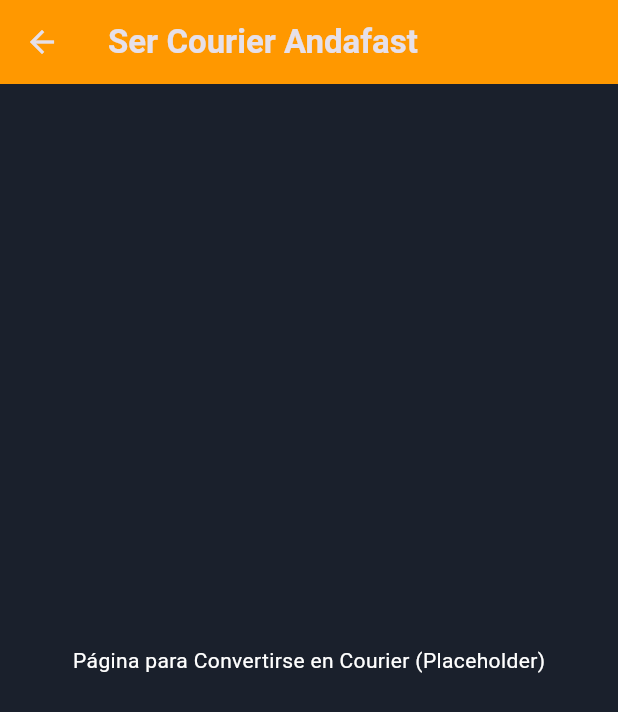
After one commit to omarvasquezs/peru_dash_app, a Flutter app: the BecomeCourierScreen screen opened directly, on a phone screen of 412 x 824 dp. The commit adds this screen. Shown: the top 712 px of the screen. Run offline on Flutter 3.47's test engine with Material 3 defaults, Android fonts, the phone set to English and light mode, and no system bars.

Commit message:
Adding navigation to Register Business and Become Courier screens.

```diff
--- /dev/null
+++ b/lib/customer_app/screens/become_courier_screen.dart
@@ -0,0 +1,22 @@
+import 'package:flutter/material.dart';
+
+class BecomeCourierScreen extends StatelessWidget {
+  const BecomeCourierScreen({super.key});
+
+  @override
+  Widget build(BuildContext context) {
+    return Scaffold(
+      appBar: AppBar(
+        title: const Text('Ser Courier Andafast'),
+        backgroundColor: Colors.orange,
+      ),
+      body: const Center(
+        child: Text(
+          'Página para Convertirse en Courier (Placeholder)',
+          style: TextStyle(color: Colors.white),
+        ),
+      ),
+      backgroundColor: const Color(0xFF1A202C),
+    );
+  }
+}
```
Also changed, not shown: lib/customer_app/screens/register_business_screen.dart (added, +22 -0 lines), lib/main_customer.dart (+15 -2 lines).
